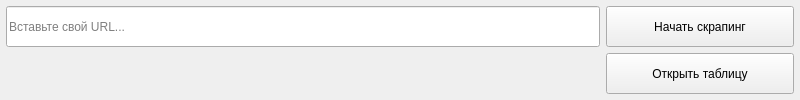
Qt form src/uis/search_info.ui (YoungTreezy/tmp3) before a commit.
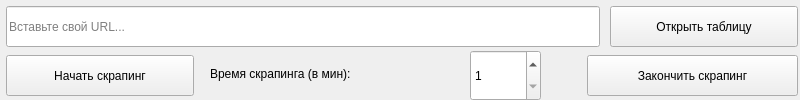
The same form after that commit.

Diff of the .ui file:
```diff
--- a/src/uis/search_info.ui
+++ b/src/uis/search_info.ui
@@ -42,8 +42,8 @@
    <widget class="QPushButton" name="scraping">
     <property name="geometry">
      <rect>
-      <x>606</x>
-      <y>6</y>
+      <x>6</x>
+      <y>55</y>
       <width>188</width>
       <height>41</height>
      </rect>
@@ -55,8 +55,8 @@
    <widget class="QPushButton" name="open_table">
     <property name="geometry">
      <rect>
-      <x>606</x>
-      <y>53</y>
+      <x>610</x>
+      <y>6</y>
       <width>188</width>
       <height>41</height>
      </rect>
@@ -65,6 +65,51 @@
      <string>Открыть таблицу</string>
     </property>
    </widget>
+   <widget class="QLabel" name="label">
+    <property name="geometry">
+     <rect>
+      <x>210</x>
+      <y>60</y>
+      <width>251</width>
+      <height>28</height>
+     </rect>
+    </property>
+    <property name="text">
+     <string>Время скрапинга (в мин):</string>
+    </property>
+   </widget>
+   <widget class="QSpinBox" name="time_scraping">
+    <property name="geometry">
+     <rect>
+      <x>470</x>
+      <y>50</y>
+      <width>71</width>
+      <height>51</height>
+     </rect>
+    </property>
+    <property name="minimum">
+     <number>1</number>
+    </property>
+    <property name="maximum">
+     <number>60</number>
+    </property>
+   </widget>
+   <widget class="QPushButton" name="stop_scraping">
+    <property name="enabled">
+     <bool>true</bool>
+    </property>
+    <property name="geometry">
+     <rect>
+      <x>587</x>
+      <y>55</y>
+      <width>211</width>
+      <height>41</height>
+     </rect>
+    </property>
+    <property name="text">
+     <string>Закончить скрапинг</string>
+    </property>
+   </widget>
   </widget>
  </widget>
  <resources/>
```
Left out of the diff: 2 changed lines with no effect on the pictures.
